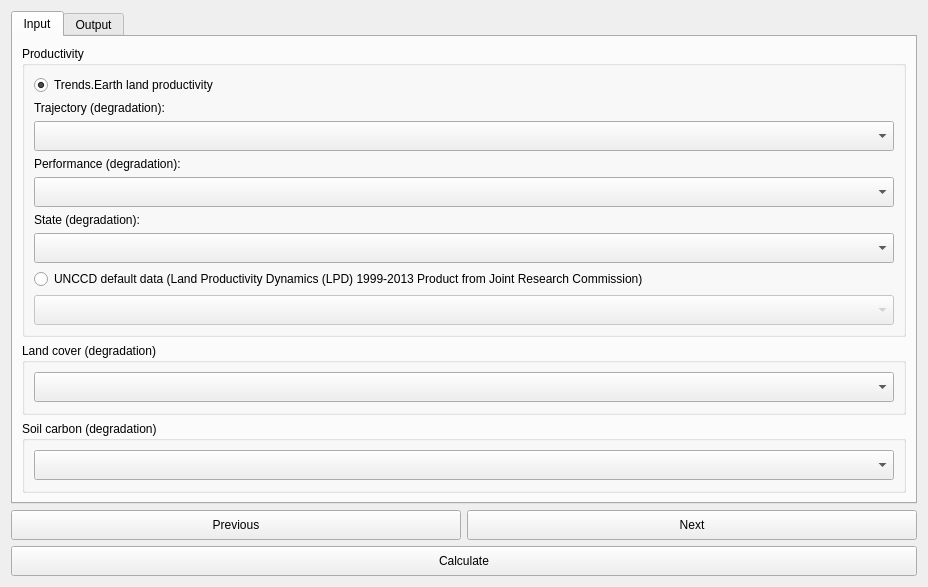
Old version of the form LDMP/gui/DlgCalculateSummaryTableAdmin.ui in the repository ConservationInternational/trends.earth.
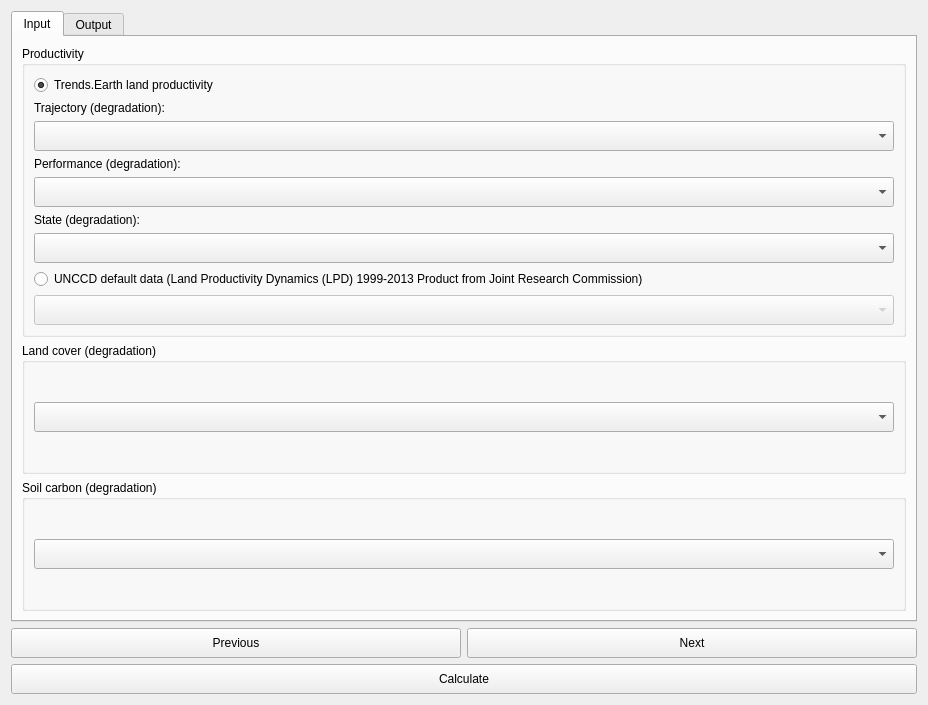
New version of the form. Custom widgets are drawn as their Qt base class.

Patch:
```diff
--- a/LDMP/gui/DlgCalculateSummaryTableAdmin.ui
+++ b/LDMP/gui/DlgCalculateSummaryTableAdmin.ui
@@ -7,7 +7,7 @@
     <x>0</x>
     <y>0</y>
     <width>928</width>
-    <height>549</height>
+    <height>705</height>
    </rect>
   </property>
   <property name="sizePolicy">
```
Left out of the diff: 4 changed lines with no effect on the pictures.
